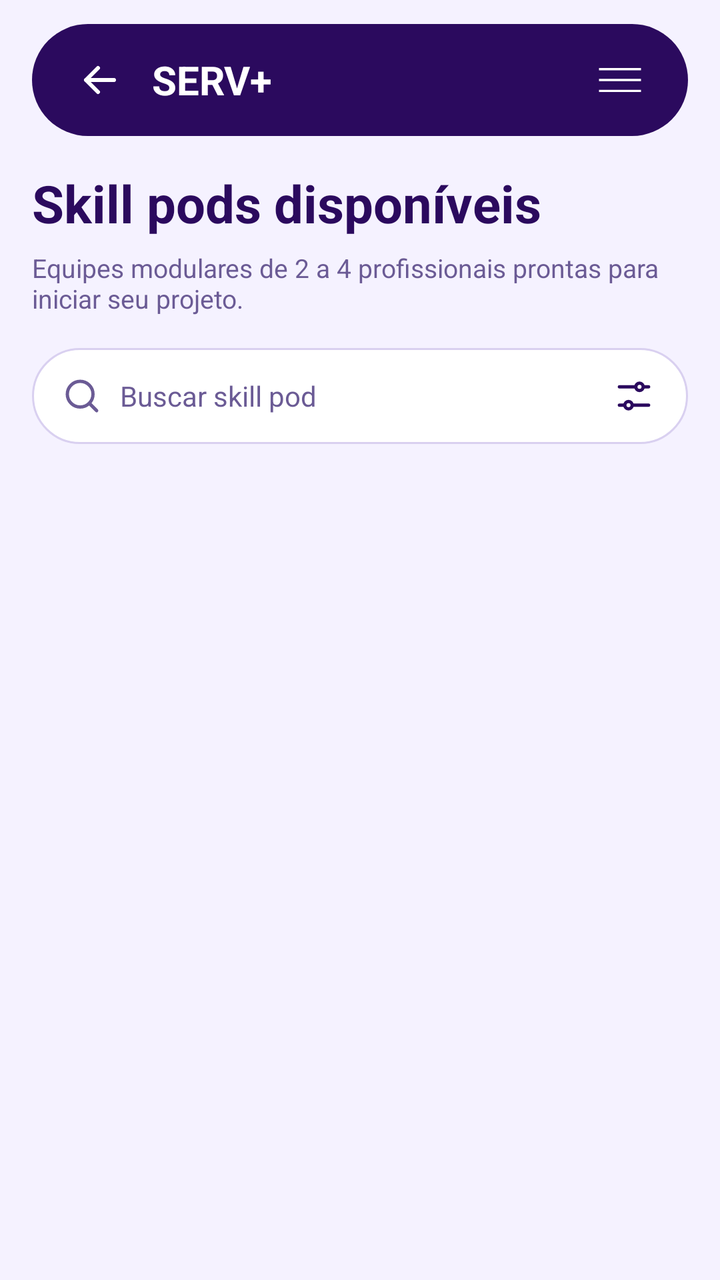
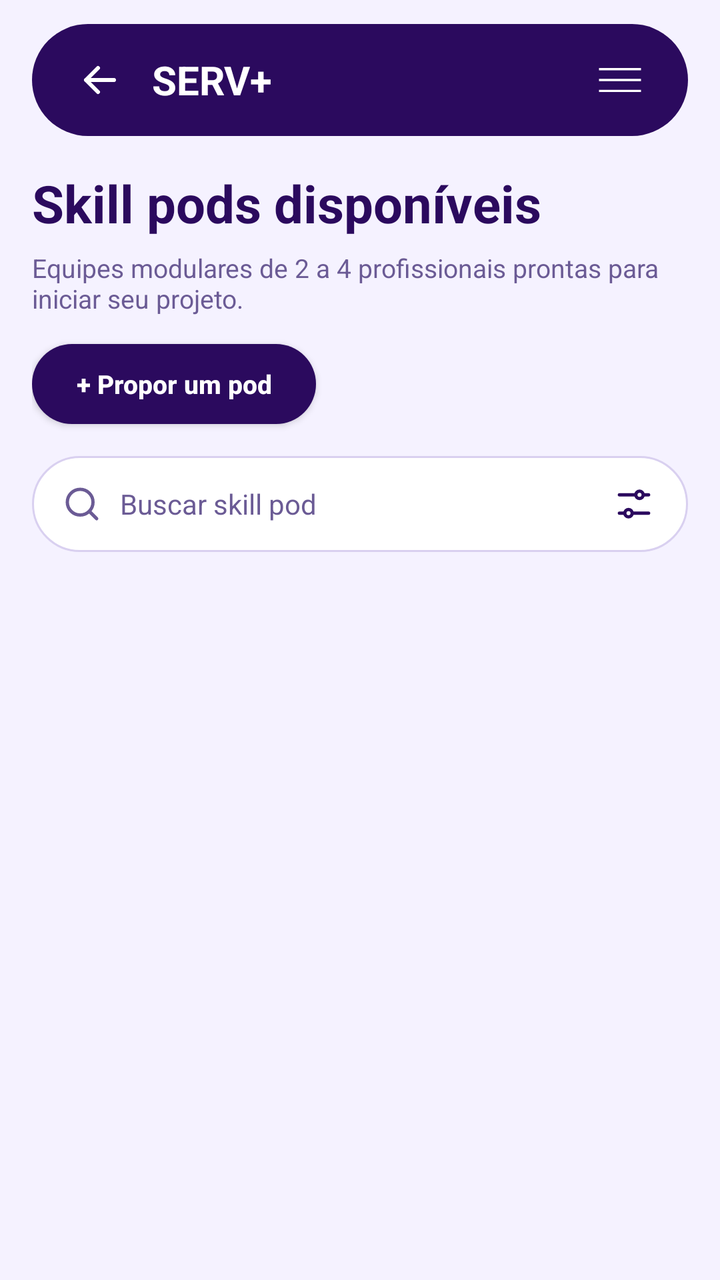

Two renders of the same Android screen: before a commit and after it. Below are the layout's source before the change and the commit's diff.
<!-- AndroidManifest.xml: application theme Theme.PiMobile -->
<!-- res/layout/activity_skill_pods.xml -->
<?xml version="1.0" encoding="utf-8"?>
<androidx.drawerlayout.widget.DrawerLayout
    xmlns:android="http://schemas.android.com/apk/res/android"
    xmlns:app="http://schemas.android.com/apk/res-auto"
    android:id="@+id/drawerLayout"
    android:layout_width="match_parent"
    android:layout_height="match_parent">

    <androidx.constraintlayout.widget.ConstraintLayout
        android:id="@+id/conteudoPrincipal"
        android:layout_width="match_parent"
        android:layout_height="match_parent"
        android:background="@color/eq_fundo">

        
        <LinearLayout
            android:id="@+id/barraTopo"
            android:layout_width="0dp"
            android:layout_height="56dp"
            android:layout_marginStart="16dp"
            android:layout_marginTop="12dp"
            android:layout_marginEnd="16dp"
            android:background="@drawable/bg_barra_escura"
            android:gravity="center_vertical"
            android:orientation="horizontal"
            android:paddingStart="16dp"
            android:paddingEnd="16dp"
            app:layout_constraintEnd_toEndOf="parent"
            app:layout_constraintStart_toStartOf="parent"
            app:layout_constraintTop_toTopOf="parent">

            <ImageView
                android:id="@+id/btnVoltar"
                android:layout_width="36dp"
                android:layout_height="36dp"
                android:contentDescription="Voltar"
                android:padding="6dp"
                android:src="@drawable/ic_back" />

            <TextView
                android:layout_width="0dp"
                android:layout_height="wrap_content"
                android:layout_marginStart="8dp"
                android:layout_weight="1"
                android:text="SERV+"
                android:textColor="@color/branco"
                android:textSize="20sp"
                android:textStyle="bold" />

            <ImageView
                android:id="@+id/btnMenu"
                android:layout_width="36dp"
                android:layout_height="36dp"
                android:contentDescription="Menu"
                android:padding="6dp"
                android:src="@drawable/ic_menu" />
        </LinearLayout>

        <ScrollView
            android:layout_width="0dp"
            android:layout_height="0dp"
            android:fillViewport="true"
            android:scrollbars="none"
            app:layout_constraintBottom_toBottomOf="parent"
            app:layout_constraintEnd_toEndOf="parent"
            app:layout_constraintStart_toStartOf="parent"
            app:layout_constraintTop_toBottomOf="@id/barraTopo">

            <LinearLayout
                android:layout_width="match_parent"
                android:layout_height="wrap_content"
                android:orientation="vertical"
                android:padding="16dp">

                <TextView
                    android:layout_width="wrap_content"
                    android:layout_height="wrap_content"
                    android:text="Skill pods disponíveis"
                    android:textColor="@color/eq_escuro"
                    android:textSize="26sp"
                    android:textStyle="bold" />

                <TextView
                    android:layout_width="wrap_content"
                    android:layout_height="wrap_content"
                    android:layout_marginTop="6dp"
                    android:text="Equipes modulares de 2 a 4 profissionais prontas para iniciar seu projeto."
                    android:textColor="@color/eq_texto_claro"
                    android:textSize="13sp" />

                
                <LinearLayout
                    android:layout_width="match_parent"
                    android:layout_height="48dp"
                    android:layout_marginTop="16dp"
                    android:background="@drawable/bg_busca"
                    android:gravity="center_vertical"
                    android:orientation="horizontal"
                    android:paddingHorizontal="14dp">

                    <ImageView
                        android:layout_width="22dp"
                        android:layout_height="22dp"
                        android:contentDescription="Buscar"
                        android:src="@drawable/ic_search" />

                    <EditText
                        android:id="@+id/edtBusca"
                        android:layout_width="0dp"
                        android:layout_height="match_parent"
                        android:layout_marginStart="8dp"
                        android:layout_weight="1"
                        android:background="@null"
                        android:hint="Buscar skill pod"
                        android:inputType="text"
                        android:singleLine="true"
                        android:textColor="@color/eq_escuro"
                        android:textColorHint="@color/eq_texto_claro"
                        android:textSize="14sp" />

                    <ImageView
                        android:id="@+id/btnFiltro"
                        android:layout_width="26dp"
                        android:layout_height="26dp"
                        android:contentDescription="Filtros"
                        android:padding="2dp"
                        android:src="@drawable/ic_filter" />
                </LinearLayout>

                
                <HorizontalScrollView
                    android:layout_width="match_parent"
                    android:layout_height="wrap_content"
                    android:layout_marginTop="14dp"
                    android:scrollbars="none">

                    <LinearLayout
                        android:id="@+id/listaFiltros"
                        android:layout_width="wrap_content"
                        android:layout_height="wrap_content"
                        android:orientation="horizontal" />
                </HorizontalScrollView>

                
                <LinearLayout
                    android:id="@+id/listaPods"
                    android:layout_width="match_parent"
                    android:layout_height="wrap_content"
                    android:layout_marginTop="16dp"
                    android:orientation="vertical" />

                <TextView
                    android:id="@+id/txtVazio"
                    android:layout_width="match_parent"
                    android:layout_height="wrap_content"
                    android:gravity="center"
                    android:padding="24dp"
                    android:text="Nenhum skill pod encontrado"
                    android:textColor="@color/eq_texto_claro"
                    android:textSize="14sp"
                    android:visibility="gone" />
            </LinearLayout>
        </ScrollView>

    </androidx.constraintlayout.widget.ConstraintLayout>

    <include
        layout="@layout/menu_lateral"
        android:layout_width="240dp"
        android:layout_height="match_parent"
        android:layout_gravity="end" />

</androidx.drawerlayout.widget.DrawerLayout>
<!-- res/layout/menu_lateral.xml (included above) -->
<?xml version="1.0" encoding="utf-8"?>
<LinearLayout
    xmlns:android="http://schemas.android.com/apk/res/android"
    android:layout_width="match_parent"
    android:layout_height="match_parent"
    android:background="@color/barra_topo"
    android:clickable="true"
    android:focusable="true"
    android:gravity="center_horizontal"
    android:orientation="vertical"
    android:paddingTop="72dp"
    android:paddingHorizontal="16dp">

    <TextView
        android:id="@+id/menuInicio"
        android:layout_width="wrap_content"
        android:layout_height="wrap_content"
        android:padding="12dp"
        android:text="Início"
        android:textColor="@color/branco"
        android:textSize="16sp" />

    <TextView
        android:id="@+id/menuServicos"
        android:layout_width="wrap_content"
        android:layout_height="wrap_content"
        android:padding="12dp"
        android:text="Serviços"
        android:textColor="@color/branco"
        android:textSize="16sp" />

    <TextView
        android:id="@+id/menuSkillPods"
        android:layout_width="wrap_content"
        android:layout_height="wrap_content"
        android:padding="12dp"
        android:text="Skill Pods"
        android:textColor="@color/branco"
        android:textSize="16sp" />

    <TextView
        android:id="@+id/menuAdm"
        android:layout_width="wrap_content"
        android:layout_height="wrap_content"
        android:padding="12dp"
        android:text="ADM"
        android:textColor="@color/branco"
        android:textSize="16sp" />

    <TextView
        android:id="@+id/menuMonteEquipe"
        android:layout_width="wrap_content"
        android:layout_height="wrap_content"
        android:padding="12dp"
        android:text="Monte sua Equipe"
        android:textColor="@color/branco"
        android:textSize="16sp" />

    <TextView
        android:id="@+id/menuPerfil"
        android:layout_width="wrap_content"
        android:layout_height="wrap_content"
        android:padding="12dp"
        android:text="Perfil"
        android:textColor="@color/branco"
        android:textSize="16sp" />
</LinearLayout>
<!-- resources referenced by this layout -->
<resources>
  <color name="barra_topo">#2B1D3A</color>
  <color name="branco">#FFFFFF</color>
  <color name="eq_escuro">#2B0A5E</color>
  <color name="eq_fundo">#F5F2FF</color>
  <color name="eq_texto_claro">#6B5B95</color>
  <!-- drawable bg_barra_escura (drawable) -->
  <?xml version="1.0" encoding="utf-8"?>
  <shape xmlns:android="http://schemas.android.com/apk/res/android">
      <solid android:color="@color/eq_escuro" />
      <corners android:radius="40dp" />
  </shape>
  <!-- drawable bg_busca (drawable) -->
  <?xml version="1.0" encoding="utf-8"?>
  <shape xmlns:android="http://schemas.android.com/apk/res/android">
      <solid android:color="#FFFFFF" />
      <stroke android:width="1dp" android:color="@color/eq_borda" />
      <corners android:radius="50dp" />
  </shape>
  <!-- drawable ic_back (drawable) -->
  <?xml version="1.0" encoding="utf-8"?>
  <vector xmlns:android="http://schemas.android.com/apk/res/android"
      android:width="24dp" android:height="24dp"
      android:viewportWidth="24" android:viewportHeight="24">
      <path
          android:fillColor="#00000000"
          android:pathData="M19,12H5 M11,6l-6,6l6,6"
          android:strokeColor="#FFFFFF"
          android:strokeLineCap="round"
          android:strokeLineJoin="round"
          android:strokeWidth="2" />
  </vector>
  <!-- drawable ic_filter (drawable) -->
  <?xml version="1.0" encoding="utf-8"?>
  <vector xmlns:android="http://schemas.android.com/apk/res/android"
      android:width="22dp" android:height="22dp"
      android:viewportWidth="24" android:viewportHeight="24">
      <path
          android:fillColor="#00000000"
          android:pathData="M4,7h9 M17,7h3 M4,17h3 M11,17h9 M15,7m-2,0a2,2 0 1,1 4,0a2,2 0 1,1 -4,0 M9,17m-2,0a2,2 0 1,1 4,0a2,2 0 1,1 -4,0"
          android:strokeColor="#2B0A5E"
          android:strokeLineCap="round"
          android:strokeWidth="1.8" />
  </vector>
  <!-- drawable ic_menu (drawable) -->
  <?xml version="1.0" encoding="utf-8"?>
  <vector xmlns:android="http://schemas.android.com/apk/res/android"
      android:width="32dp"
      android:height="32dp"
      android:viewportWidth="32"
      android:viewportHeight="32">
      <path
          android:fillColor="#FFFFFF"
          android:pathData="M2,8h28v1.5H2z M2,15.25h28v1.5H2z M2,22.5h28v1.5H2z" />
  </vector>
  <!-- drawable ic_search (drawable) -->
  <?xml version="1.0" encoding="utf-8"?>
  <vector xmlns:android="http://schemas.android.com/apk/res/android"
      android:width="22dp" android:height="22dp"
      android:viewportWidth="24" android:viewportHeight="24">
      <path
          android:fillColor="#00000000"
          android:pathData="M11,11m-7,0a7,7 0 1,1 14,0a7,7 0 1,1 -14,0 M20,20l-4,-4"
          android:strokeColor="#6B5B95"
          android:strokeLineCap="round"
          android:strokeWidth="1.8" />
  </vector>
  <style name="Theme.PiMobile" parent="Base.Theme.PiMobile" />
  <color name="eq_borda">#D9D0F0</color>
  <style name="Base.Theme.PiMobile" parent="Theme.Material3.DayNight.NoActionBar">
          
          
      </style>
</resources>

<!-- the commit's change to res/layout/activity_skill_pods.xml (unified diff, before → after) -->
@@ -88,6 +88,19 @@
                     android:textColor="@color/eq_texto_claro"
                     android:textSize="13sp" />
 
+                <androidx.appcompat.widget.AppCompatButton
+                    android:id="@+id/btnProporPod"
+                    android:layout_width="wrap_content"
+                    android:layout_height="40dp"
+                    android:layout_marginTop="14dp"
+                    android:background="@drawable/bg_botao_escuro"
+                    android:paddingHorizontal="22dp"
+                    android:text="+ Propor um pod"
+                    android:textAllCaps="false"
+                    android:textColor="@color/branco"
+                    android:textSize="13sp"
+                    android:textStyle="bold" />
+
                 
                 <LinearLayout
                     android:layout_width="match_parent"
@@ -192,7 +205,7 @@
         android:padding="12dp"
         android:text="Início"
         android:textColor="@color/branco"
-        android:textSize="16sp" />
+        android:textSize="20sp" />
 
     <TextView
         android:id="@+id/menuServicos"
@@ -201,7 +214,7 @@
         android:padding="12dp"
         android:text="Serviços"
         android:textColor="@color/branco"
-        android:textSize="16sp" />
+        android:textSize="20sp" />
 
     <TextView
         android:id="@+id/menuSkillPods"
@@ -210,7 +223,7 @@
         android:padding="12dp"
         android:text="Skill Pods"
         android:textColor="@color/branco"
-        android:textSize="16sp" />
+        android:textSize="20sp" />
 
     <TextView
         android:id="@+id/menuAdm"
@@ -219,7 +232,7 @@
         android:padding="12dp"
         android:text="ADM"
         android:textColor="@color/branco"
-        android:textSize="16sp" />
+        android:textSize="20sp" />
 
     <TextView
         android:id="@+id/menuMonteEquipe"
@@ -228,7 +241,7 @@
         android:padding="12dp"
         android:text="Monte sua Equipe"
         android:textColor="@color/branco"
-        android:textSize="16sp" />
+        android:textSize="20sp" />
 
     <TextView
         android:id="@+id/menuPerfil"
@@ -237,5 +250,5 @@
         android:padding="12dp"
         android:text="Perfil"
         android:textColor="@color/branco"
-        android:textSize="16sp" />
+        android:textSize="20sp" />
 </LinearLayout>
<!-- resource entries referenced after the edit -->
@@ -10,6 +10,12 @@
   <shape xmlns:android="http://schemas.android.com/apk/res/android">
       <solid android:color="@color/eq_escuro" />
       <corners android:radius="40dp" />
+  </shape>
+  <!-- drawable bg_botao_escuro (drawable) -->
+  <?xml version="1.0" encoding="utf-8"?>
+  <shape xmlns:android="http://schemas.android.com/apk/res/android">
+      <solid android:color="@color/eq_escuro" />
+      <corners android:radius="50dp" />
   </shape>
   <!-- drawable bg_busca (drawable) -->
   <?xml version="1.0" encoding="utf-8"?>
